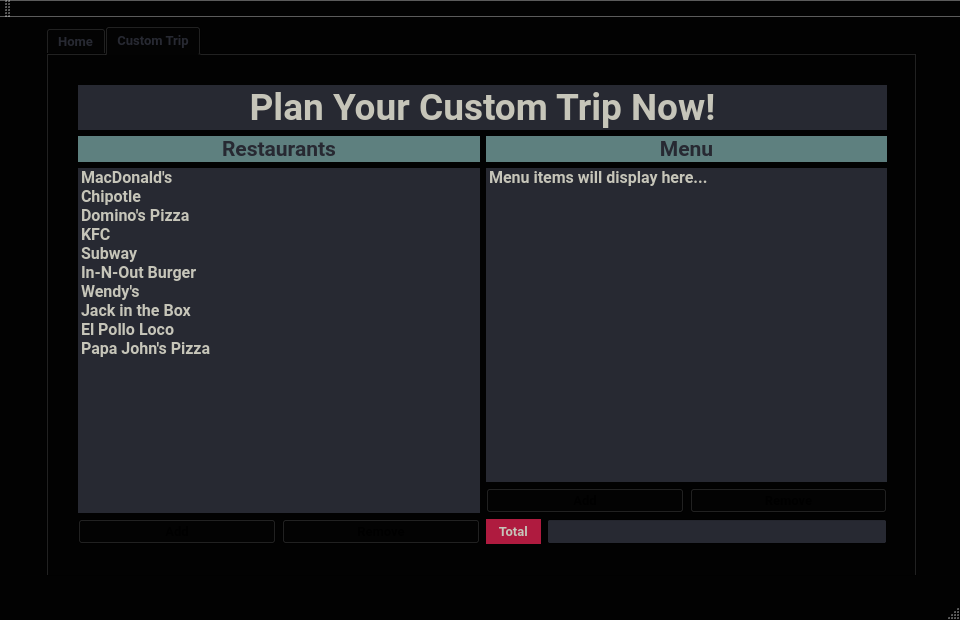
Old version of the form workspace/mainwindow.ui in the repository seigle15/Double-Sean-with-a-side-of-Data.
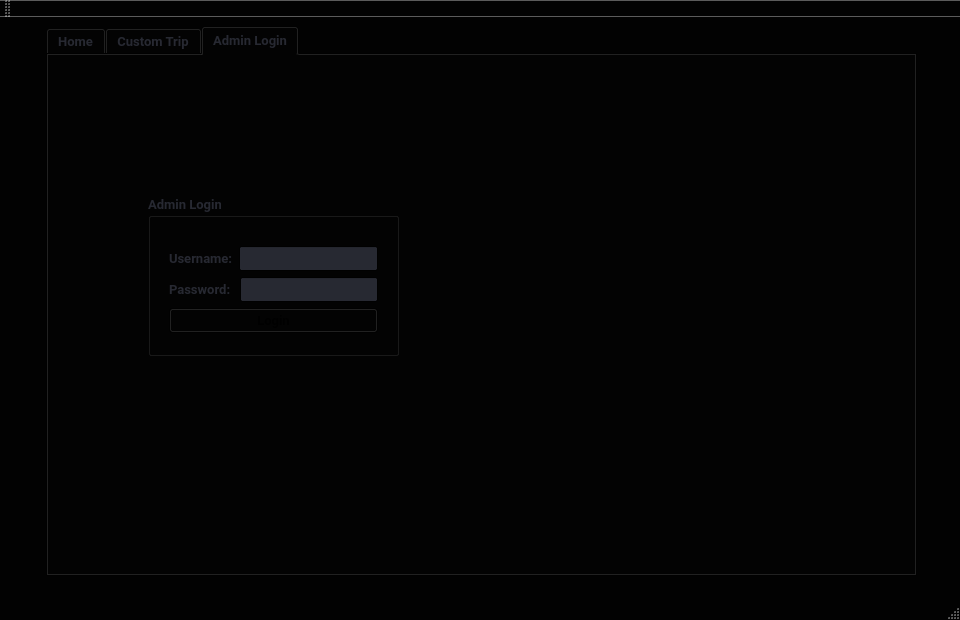
New version of the form. The open tabs and pages were chosen to show the change.

```diff
--- a/workspace/mainwindow.ui
+++ b/workspace/mainwindow.ui
@@ -541,52 +541,57 @@
                  </property>
                  <item>
                   <property name="text">
-                   <string>MacDonald's</string>
+                   <string>RESTAURANT LIST                           DISTANCE FROM SADDLEBACK</string>
                   </property>
                  </item>
                  <item>
                   <property name="text">
-                   <string>Chipotle</string>
+                   <string>MacDonald's                                                      8    Miles</string>
                   </property>
                  </item>
                  <item>
                   <property name="text">
-                   <string>Domino's Pizza</string>
+                   <string>Chipotle                                                            29   Miles</string>
                   </property>
                  </item>
                  <item>
                   <property name="text">
-                   <string>KFC</string>
+                   <string>Domino's Pizza                                                 41   Miles</string>
                   </property>
                  </item>
                  <item>
                   <property name="text">
-                   <string>Subway</string>
+                   <string>KFC                                                                    56   Miles</string>
                   </property>
                  </item>
                  <item>
                   <property name="text">
-                   <string>In-N-Out Burger</string>
+                   <string>Subway                                                             67   Miles</string>
                   </property>
                  </item>
                  <item>
                   <property name="text">
-                   <string>Wendy's</string>
+                   <string>In-N-Out Burger                                              94   Miles</string>
                   </property>
                  </item>
                  <item>
                   <property name="text">
-                   <string>Jack in the Box</string>
+                   <string>Wendy's                                                            44   Miles</string>
                   </property>
                  </item>
                  <item>
                   <property name="text">
-                   <string>El Pollo Loco</string>
+                   <string>Jack in the Box                                                 75   Miles</string>
                   </property>
                  </item>
                  <item>
                   <property name="text">
-                   <string>Papa John's Pizza</string>
+                   <string>El Pollo Loco                                                     19   Miles</string>
+                  </property>
+                 </item>
+                 <item>
+                  <property name="text">
+                   <string>Papa John's Pizza                                             54   Miles</string>
                   </property>
                  </item>
                 </widget>
@@ -949,6 +954,85 @@
       <widget class="QWidget" name="page_6"/>
      </widget>
     </widget>
+    <widget class="QWidget" name="tab">
+     <attribute name="title">
+      <string>Admin Login</string>
+     </attribute>
+     <widget class="QGroupBox" name="groupBox">
+      <property name="geometry">
+       <rect>
+        <x>100</x>
+        <y>140</y>
+        <width>251</width>
+        <height>161</height>
+       </rect>
+      </property>
+      <property name="title">
+       <string>Admin Login</string>
+      </property>
+      <widget class="QWidget" name="layoutWidget">
+       <property name="geometry">
+        <rect>
+         <x>10</x>
+         <y>40</y>
+         <width>231</width>
+         <height>111</height>
+        </rect>
+       </property>
+       <layout class="QVBoxLayout" name="verticalLayout_8">
+        <item>
+         <layout class="QHBoxLayout" name="horizontalLayout">
+          <item>
+           <widget class="QLabel" name="label">
+            <property name="text">
+             <string>Username:</string>
+            </property>
+           </widget>
+          </item>
+          <item>
+           <widget class="QLineEdit" name="lineEdit_Username">
+            <property name="text">
+             <string/>
+            </property>
+            <property name="echoMode">
+             <enum>QLineEdit::Normal</enum>
+            </property>
+           </widget>
+          </item>
+         </layout>
+        </item>
+        <item>
+         <layout class="QHBoxLayout" name="horizontalLayout_2">
+          <item>
+           <widget class="QLabel" name="label_2">
+            <property name="text">
+             <string>Password: </string>
+            </property>
+           </widget>
+          </item>
+          <item>
+           <widget class="QLineEdit" name="lineEdit_Password">
+            <property name="text">
+             <string/>
+            </property>
+            <property name="echoMode">
+             <enum>QLineEdit::Password</enum>
+            </property>
+           </widget>
+          </item>
+         </layout>
+        </item>
+        <item>
+         <widget class="QPushButton" name="pushButton_Login">
+          <property name="text">
+           <string>Login</string>
+          </property>
+         </widget>
+        </item>
+       </layout>
+      </widget>
+     </widget>
+    </widget>
    </widget>
   </widget>
   <widget class="QMenuBar" name="menuBar">
```
Left out of the diff: 2 changed lines with no effect on the pictures.
